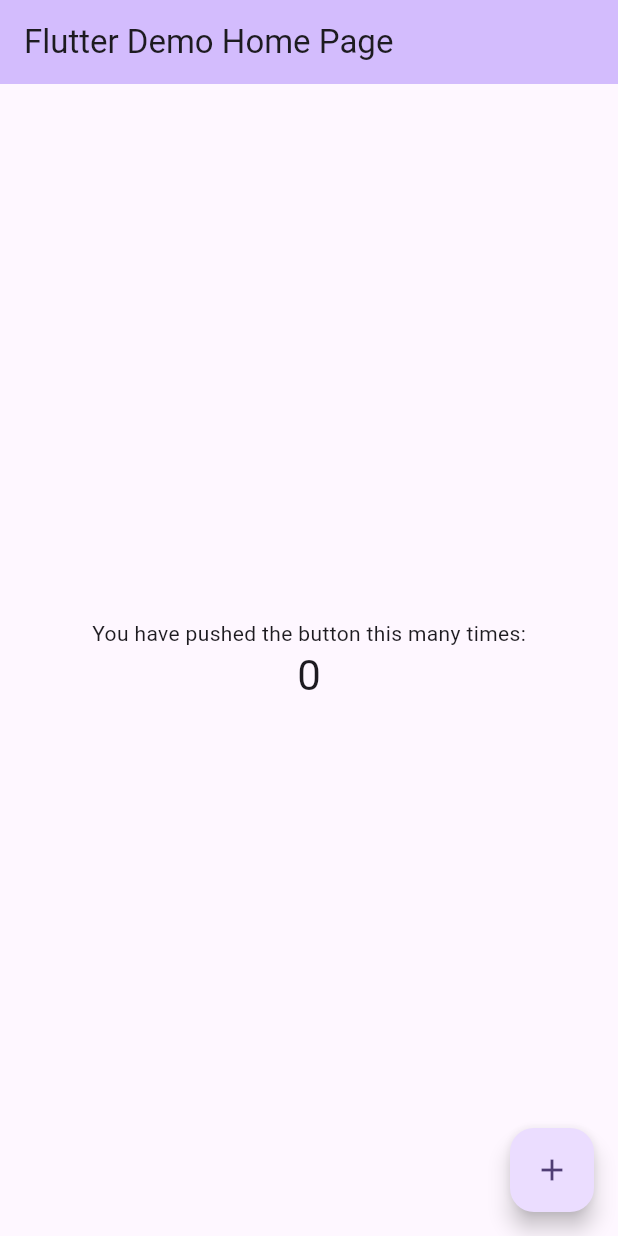
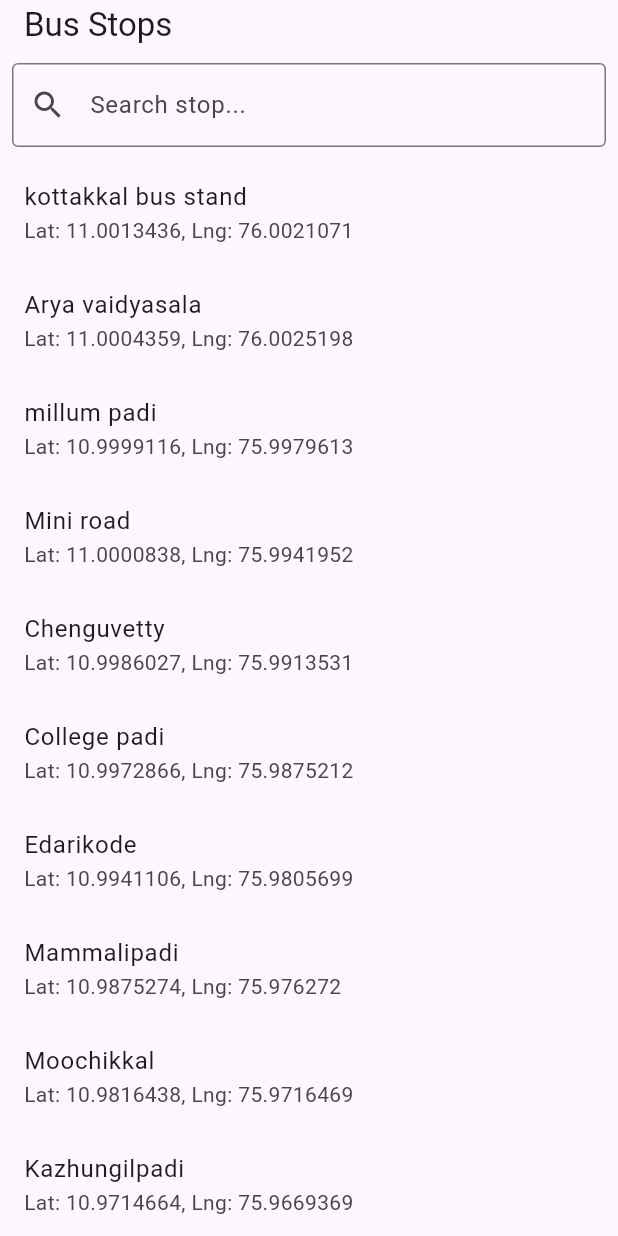
Before and after one commit to epashiq/evide-bus-tracking, a Flutter app: the screen it shows after launch, on a phone screen of 412 x 824 dp. Run offline on Flutter 3.47's test engine with Material 3 defaults, Android fonts, the phone set to English and light mode, and no system bars; our stand-ins replace shared_preferences.

Commit message:
fetch bus stop method completd succesfully

```diff
--- /dev/null
+++ b/lib/controller/provider/bus_provider.dart
@@ -0,0 +1,33 @@
+
+import 'package:evide_bus_tracking_test/controller/services/bus_service.dart';
+import 'package:evide_bus_tracking_test/model/bus_stop_model.dart';
+import 'package:flutter/material.dart';
+import 'package:shared_preferences/shared_preferences.dart';
+
+class BusProvider with ChangeNotifier {
+  final BusService busService = BusService();
+  List<BusStopModel> stops = [];
+  List<BusStopModel> filteredStops = [];
+  Set<String> favoriteIds = {};
+  bool isLoading = false;
+
+  Future<void> loadStops() async {
+    isLoading = true;
+    notifyListeners();
+
+    final prefs = await SharedPreferences.getInstance();
+    favoriteIds = prefs.getStringList('favorites')?.toSet() ?? {};
+
+    final allStops = await busService.fetchBusStops();
+    stops = allStops
+        .map((stop) =>
+            stop.copyWith(isFavorite: favoriteIds.contains(stop.stopname)))
+        .toList();
+
+    filteredStops = stops;
+    isLoading = false;
+    notifyListeners();
+  }
+
+
+}
--- /dev/null
+++ b/lib/controller/services/bus_service.dart
@@ -0,0 +1,24 @@
+import 'dart:convert';
+import 'package:evide_bus_tracking_test/model/bus_stop_model.dart';
+import 'package:flutter/services.dart';
+
+class BusService {
+  static const String assetsPath = 'assets/mock/stop.json';
+
+  Future<List<BusStopModel>> fetchBusStops() async {
+    try {
+      final jsonString = await rootBundle.loadString(assetsPath);
+      final Map<String, dynamic> jsonData = json.decode(jsonString);
+
+      final List<dynamic> stops = jsonData['ktklTotir'] as List<dynamic>;
+
+      return stops
+          .map((json) => BusStopModel.fromJson(json as Map<String, dynamic>))
+          .toList();
+    } catch (e) {
+      throw Exception('Failed to fetch bus stops: $e');
+    }
+  }
+
+
+}
--- a/lib/main.dart
+++ b/lib/main.dart
@@ -1,4 +1,7 @@
+import 'package:evide_bus_tracking_test/controller/provider/bus_provider.dart';
+import 'package:evide_bus_tracking_test/view/screens/bus_stop_screen.dart';
 import 'package:flutter/material.dart';
+import 'package:provider/provider.dart';
 
 void main() {
   runApp(const MyApp());
@@ -7,119 +10,21 @@
 class MyApp extends StatelessWidget {
   const MyApp({super.key});
 
-  // This widget is the root of your application.
   @override
   Widget build(BuildContext context) {
-    return MaterialApp(
-      title: 'Flutter Demo',
-      theme: ThemeData(
-        // This is the theme of your application.
-        //
-        // TRY THIS: Try running your application with "flutter run". You'll see
-        // the application has a purple toolbar. Then, without quitting the app,
-        // try changing the seedColor in the colorScheme below to Colors.green
-        // and then invoke "hot reload" (save your changes or press the "hot
-        // reload" button in a Flutter-supported IDE, or press "r" if you used
-        // the command line to start the app).
-        //
-        // Notice that the counter didn't reset back to zero; the application
-        // state is not lost during the reload. To reset the state, use hot
-        // restart instead.
-        //
-        // This works for code too, not just values: Most code changes can be
-        // tested with just a hot reload.
-        colorScheme: ColorScheme.fromSeed(seedColor: Colors.deepPurple),
-        useMaterial3: true,
+    return MultiProvider(
+      providers: [
+        ChangeNotifierProvider(create: (_)=> BusProvider())
+      ],
+      child: MaterialApp(
+        title: 'Flutter Demo',
+        theme: ThemeData(
+
+          colorScheme: ColorScheme.fromSeed(seedColor: Colors.deepPurple),
+          useMaterial3: true,
+        ),
+        home: const BusStopPage(),
       ),
-      home: const MyHomePage(title: 'Flutter Demo Home Page'),
     );
   }
 }
-
-class MyHomePage extends StatefulWidget {
-  const MyHomePage({super.key, required this.title});
-
-  // This widget is the home page of your application. It is stateful, meaning
-  // that it has a State object (defined below) that contains fields that affect
-  // how it looks.
-
-  // This class is the configuration for the state. It holds the values (in this
-  // case the title) provided by the parent (in this case the App widget) and
-  // used by the build method of the State. Fields in a Widget subclass are
-  // always marked "final".
-
-  final String title;
-
-  @override
-  State<MyHomePage> createState() => _MyHomePageState();
-}
-
-class _MyHomePageState extends State<MyHomePage> {
-  int _counter = 0;
-
-  void _incrementCounter() {
-    setState(() {
-      // This call to setState tells the Flutter framework that something has
-      // changed in this State, which causes it to rerun the build method below
-      // so that the display can reflect the updated values. If we changed
-      // _counter without calling setState(), then the build method would not be
-      // called again, and so nothing would appear to happen.
-      _counter++;
-    });
-  }
-
-  @override
-  Widget build(BuildContext context) {
-    // This method is rerun every time setState is called, for instance as done
-    // by the _incrementCounter method above.
-    //
-    // The Flutter framework has been optimized to make rerunning build methods
-    // fast, so that you can just rebuild anything that needs updating rather
-    // than having to individually change instances of widgets.
-    return Scaffold(
-      appBar: AppBar(
-        // TRY THIS: Try changing the color here to a specific color (to
-        // Colors.amber, perhaps?) and trigger a hot reload to see the AppBar
-        // change color while the other colors stay the same.
-        backgroundColor: Theme.of(context).colorScheme.inversePrimary,
-        // Here we take the value from the MyHomePage object that was created by
-        // the App.build method, and use it to set our appbar title.
-        title: Text(widget.title),
-      ),
-      body: Center(
-        // Center is a layout widget. It takes a single child and positions it
-        // in the middle of the parent.
-        child: Column(
-          // Column is also a layout widget. It takes a list of children and
-          // arranges them vertically. By default, it sizes itself to fit its
-          // children horizontally, and tries to be as tall as its parent.
-          //
-          // Column has various properties to control how it sizes itself and
-          // how it positions its children. Here we use mainAxisAlignment to
-          // center the children vertically; the main axis here is the vertical
-          // axis because Columns are vertical (the cross axis would be
-          // horizontal).
-          //
-          // TRY THIS: Invoke "debug painting" (choose the "Toggle Debug Paint"
-          // action in the IDE, or press "p" in the console), to see the
-          // wireframe for each widget.
-          mainAxisAlignment: MainAxisAlignment.center,
-          children: <Widget>[
-            const Text(
-              'You have pushed the button this many times:',
-            ),
-            Text(
-              '$_counter',
-              style: Theme.of(context).textTheme.headlineMedium,
-            ),
-          ],
-        ),
-      ),
-      floatingActionButton: FloatingActionButton(
-        onPressed: _incrementCounter,
-        tooltip: 'Increment',
-        child: const Icon(Icons.add),
-      ), // This trailing comma makes auto-formatting nicer for build methods.
-    );
-  }
-}
--- a/lib/model/bus_stop_model.dart
+++ b/lib/model/bus_stop_model.dart
@@ -1,4 +1,4 @@
-class BusStop {
+class BusStopModel {
   final String stopname;
   final double latitude;
   final double longitude;
@@ -6,7 +6,7 @@ class BusStop {
   final String? stopTime;
   bool isFavorite;
 
-  BusStop({
+  BusStopModel({
     required this.stopname,
     required this.latitude,
     required this.longitude,
@@ -15,8 +15,8 @@ class BusStop {
     this.isFavorite = false,
   });
 
-  factory BusStop.fromJson(Map<String, dynamic> json) {
-    return BusStop(
+  factory BusStopModel.fromJson(Map<String, dynamic> json) {
+    return BusStopModel(
       stopname: json['stopname'] ?? '',
       latitude: (json['latitude'] ?? 0.0).toDouble(),
       longitude: (json['longitude'] ?? 0.0).toDouble(),
@@ -45,7 +45,7 @@ class BusStop {
     return '${arrival.hour.toString().padLeft(2, '0')}:${arrival.minute.toString().padLeft(2, '0')}';
   }
 
-  BusStop copyWith({
+  BusStopModel copyWith({
     String? stopname,
     double? latitude,
     double? longitude,
@@ -53,7 +53,7 @@ class BusStop {
     String? stopTime,
     bool? isFavorite,
   }) {
-    return BusStop(
+    return BusStopModel(
       stopname: stopname ?? this.stopname,
       latitude: latitude ?? this.latitude,
       longitude: longitude ?? this.longitude,
--- /dev/null
+++ b/lib/view/screens/bus_stop_screen.dart
@@ -0,0 +1,71 @@
+import 'package:evide_bus_tracking_test/controller/provider/bus_provider.dart';
+import 'package:flutter/material.dart';
+import 'package:provider/provider.dart';
+
+class BusStopPage extends StatefulWidget {
+  const BusStopPage({super.key});
+
+  @override
+  State<BusStopPage> createState() => _BusStopPageState();
+}
+
+class _BusStopPageState extends State<BusStopPage> {
+  @override
+  void initState() {
+    super.initState();
+    final provider = Provider.of<BusProvider>(context, listen: false);
+
+    WidgetsBinding.instance.addPostFrameCallback((_) {
+      provider.loadStops();
+    });
+  }
+
+  @override
+  Widget build(BuildContext context) {
+    return Scaffold(
+        appBar: AppBar(
+          title: const Text('Bus Stops'),
+          bottom: PreferredSize(
+            preferredSize: const Size.fromHeight(50),
+            child: Padding(
+              padding: const EdgeInsets.all(8.0),
+              child: TextField(
+                decoration: const InputDecoration(
+                  hintText: 'Search stop...',
+                  border: OutlineInputBorder(),
+                  prefixIcon: Icon(Icons.search),
+                ),
+              ),
+            ),
+          ),
+        ),
+        body: Consumer<BusProvider>(
+          builder: (context, busPro, _) {
+            if (busPro.isLoading) {
+              return const Center(
+                child: CircularProgressIndicator(),
+              );
+            } else if (busPro.stops.isEmpty) {
+              return const Center(
+                  child: Text(
+                'No data available',
+                style: TextStyle(color: Colors.red),
+              ));
+            } else {
+              return ListView.builder(
+                itemCount: busPro.stops.length,
+                itemBuilder: (context, index) {
+                  final stop = busPro.stops[index];
+                  return ListTile(
+                    title: Text(stop.stopname),
+                    subtitle:
+                        Text('Lat: ${stop.latitude}, Lng: ${stop.longitude}'),
+                    onTap: () {},
+                  );
+                },
+              );
+            }
+          },
+        ));
+  }
+}
--- a/pubspec.yaml
+++ b/pubspec.yaml
@@ -35,6 +35,8 @@ dependencies:
   # The following adds the Cupertino Icons font to your application.
   # Use with the CupertinoIcons class for iOS style icons.
   cupertino_icons: ^1.0.8
+  shared_preferences: ^2.5.3
+  provider: ^6.1.5+1
 
 dev_dependencies:
   flutter_test:
```
Also changed, not shown: pubspec.lock, 1 other file.
